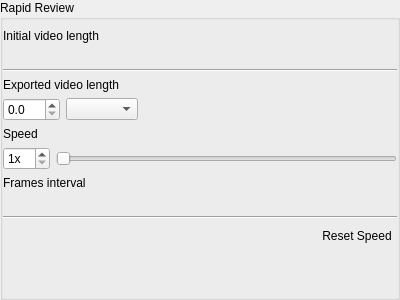
This is client/nx_client_desktop/src/nx/client/desktop/export/widgets/rapid_review_settings_widget.ui in networkoptix/nx_open as Qt 5 draws it before an edit. The edited form follows.
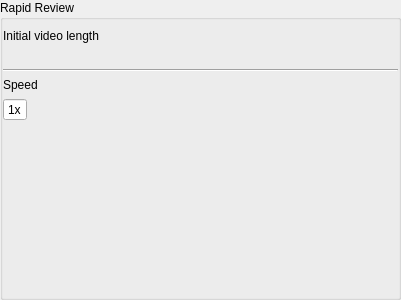
This is the edited form. The open tabs and pages were chosen to show the change.

Commit message:
# Rapid review woes
<==== Mercurial data ====>
Branch: x_VMS-6861_universal_export_dialog

What changed in the file:
```diff
--- a/client/nx_client_desktop/src/nx/client/desktop/export/widgets/rapid_review_settings_widget.ui
+++ b/client/nx_client_desktop/src/nx/client/desktop/export/widgets/rapid_review_settings_widget.ui
@@ -60,6 +60,25 @@
        </widget>
       </item>
       <item>
+       <widget class="QStackedWidget" name="modeStackedWidget">
+        <property name="currentIndex">
+         <number>0</number>
+        </property>
+        <widget class="QWidget" name="mainPage">
+         <layout class="QVBoxLayout" name="verticalLayout_3">
+          <property name="leftMargin">
+           <number>0</number>
+          </property>
+          <property name="topMargin">
+           <number>0</number>
+          </property>
+          <property name="rightMargin">
+           <number>0</number>
+          </property>
+          <property name="bottomMargin">
+           <number>0</number>
+          </property>
+          <item>
        <widget class="QLabel" name="exportedLengthLabel">
         <property name="text">
          <string>Exported video length</string>
@@ -177,6 +196,93 @@
          </widget>
         </item>
        </layout>
+          </item>
+         </layout>
+        </widget>
+        <widget class="QWidget" name="specialPage">
+         <layout class="QVBoxLayout" name="verticalLayout_4">
+          <property name="leftMargin">
+           <number>0</number>
+          </property>
+          <property name="topMargin">
+           <number>0</number>
+          </property>
+          <property name="rightMargin">
+           <number>0</number>
+          </property>
+          <property name="bottomMargin">
+           <number>0</number>
+          </property>
+          <item>
+           <widget class="QLabel" name="speedLabel_2">
+            <property name="minimumSize">
+             <size>
+              <width>48</width>
+              <height>0</height>
+             </size>
+            </property>
+            <property name="text">
+             <string>Speed</string>
+            </property>
+            <property name="buddy">
+             <cstring>speedSpinBox</cstring>
+            </property>
+           </widget>
+          </item>
+          <item>
+           <widget class="QSpinBox" name="spinBox">
+            <property name="sizePolicy">
+             <sizepolicy hsizetype="Fixed" vsizetype="Fixed">
+              <horstretch>0</horstretch>
+              <verstretch>0</verstretch>
+             </sizepolicy>
+            </property>
+            <property name="readOnly">
+             <bool>true</bool>
+            </property>
+            <property name="buttonSymbols">
+             <enum>QAbstractSpinBox::NoButtons</enum>
+            </property>
+            <property name="suffix">
+             <string notr="true">x</string>
+            </property>
+            <property name="minimum">
+             <number>1</number>
+            </property>
+            <property name="maximum">
+             <number>1</number>
+            </property>
+            <property name="value">
+             <number>1</number>
+            </property>
+           </widget>
+          </item>
+          <item>
+           <widget class="QLabel" name="tooShortPeriodWarningLabel">
+            <property name="text">
+             <string notr="true">&lt;For exporting as Rapid Review video length should be at least 10 seconds.&gt;</string>
+            </property>
+            <property name="wordWrap">
+             <bool>true</bool>
+            </property>
+           </widget>
+          </item>
+          <item>
+           <spacer name="verticalSpacer_2">
+            <property name="orientation">
+             <enum>Qt::Vertical</enum>
+            </property>
+            <property name="sizeHint" stdset="0">
+             <size>
+              <width>395</width>
+              <height>62</height>
+             </size>
+            </property>
+           </spacer>
+          </item>
+         </layout>
+        </widget>
+       </widget>
       </item>
       <item>
        <spacer name="verticalSpacer">
```
Lines whose indentation alone changed are shown as unchanged. The commit also changes 9 other files.
